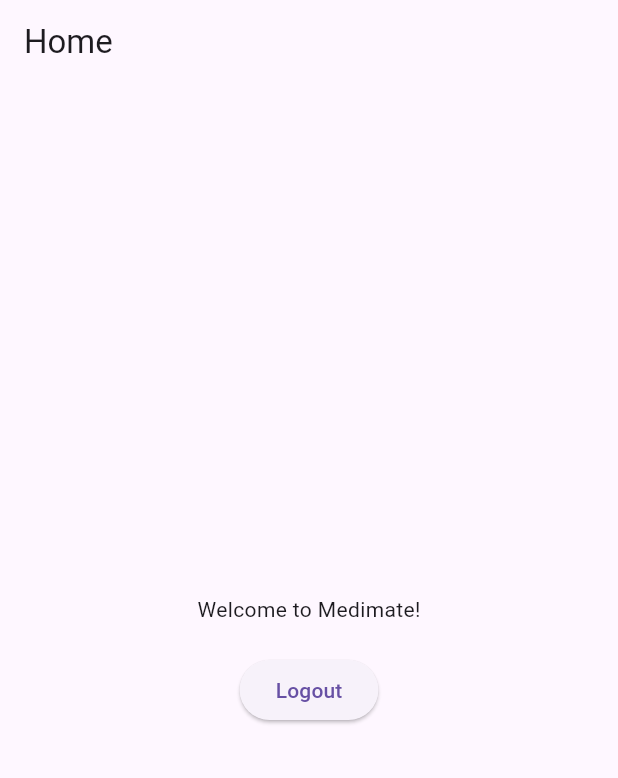
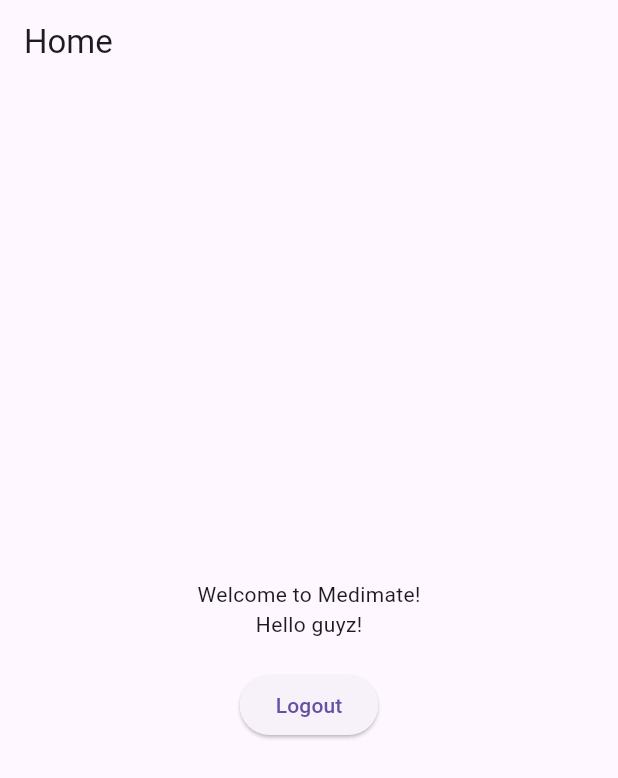
Before and after one commit to coderacing/GDG_2025, a Flutter app: the HomePage screen opened directly, on a phone screen of 412 x 824 dp. Shown: the top 778 px of the screen. Run offline on Flutter 3.47's test engine with Material 3 defaults, Android fonts, the light colour scheme and no system bars; our stand-ins replace firebase_auth, firebase_core, google_sign_in; accounts and stored records are empty.

Commit message:
new text added in home page!

```diff
--- a/medimate/lib/src/pesentation/homepage.dart
+++ b/medimate/lib/src/pesentation/homepage.dart
@@ -14,6 +14,7 @@
           mainAxisAlignment: MainAxisAlignment.center,
           children: [
             const Text('Welcome to Medimate!'),
+            const Text("Hello guyz!"),
             const SizedBox(height: 20),
             ElevatedButton(
               onPressed: () async {
```
